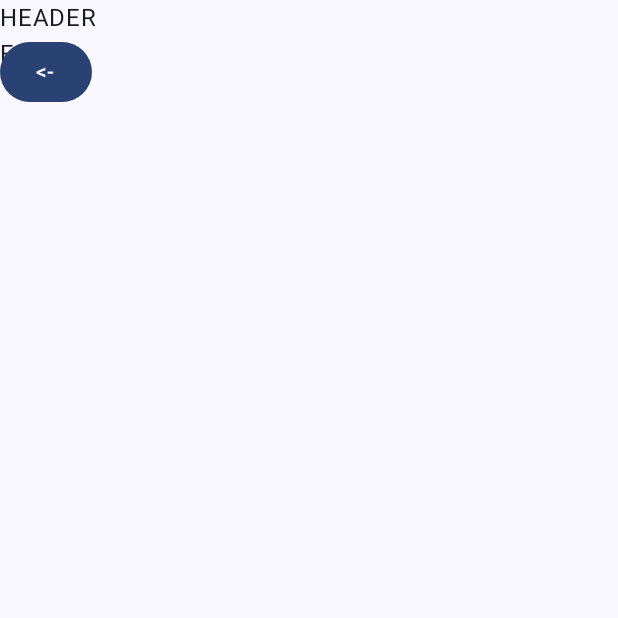
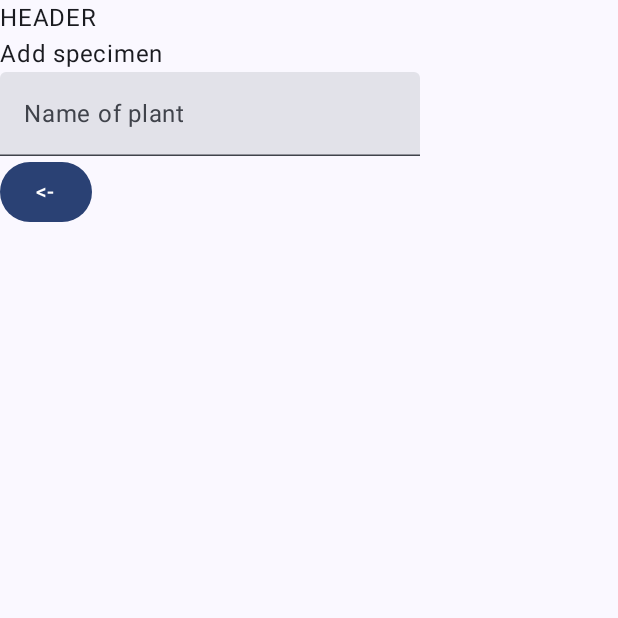
Before and after one commit to Pokrzw/Plant-Tracker, an Android app built with Jetpack Compose: the Form screen opened through its navigation route, on a phone screen of 412 x 824 dp, the top half of it. Run offline under Robolectric (Android 15) with nearby library versions, the phone set to English and light mode, and no system bars.

Commit message:
zaczeto robic layout dla form

```diff
--- /dev/null
+++ b/frontend/app/src/main/java/com/example/planttrackerapp/data/FormData.kt
@@ -0,0 +1,5 @@
+package com.example.planttrackerapp.data
+
+class FormData {
+
+}
--- a/frontend/app/src/main/java/com/example/planttrackerapp/ui/PlantForm.kt
+++ b/frontend/app/src/main/java/com/example/planttrackerapp/ui/PlantForm.kt
@@ -1,18 +1,40 @@
 package com.example.planttrackerapp.ui
 
+import androidx.compose.foundation.layout.Column
 import androidx.compose.material3.Button
 import androidx.compose.material3.Text
+import androidx.compose.material3.TextField
 import androidx.compose.runtime.Composable
+import androidx.compose.runtime.getValue
+import androidx.compose.runtime.mutableStateOf
+import androidx.compose.runtime.remember
+import androidx.compose.runtime.setValue
 import androidx.compose.ui.Modifier
+import androidx.compose.ui.tooling.preview.Preview
+import androidx.navigation.NavHostController
+import com.example.planttrackerapp.PlantApp
+import com.example.planttrackerapp.PlantAppScreen
+import com.example.planttrackerapp.ui.components.DropDownDemo
+import com.example.planttrackerapp.ui.theme.PlantTrackerAppTheme
 
 @Composable
 fun PlantForm(
     onGoBack: () -> Unit = {},
+    isEdit: Boolean = false,
     modifier: Modifier = Modifier
 ){
+   Column {
+       if (isEdit){
            Text(
-        text = "Form"
+               text = "Edit specimen"
            )
+       } else{
+           Text(
+               text = "Add specimen"
+           )
+       }
+
+       FormBody(modifier)
        Button(
            onClick = {
                onGoBack()
@@ -23,3 +45,25 @@ fun PlantForm(
            )
        }
    }
+}
+
+@Composable
+fun FormBody(modifier: Modifier){
+    var plantName by remember { mutableStateOf("") }
+    Column {
+        TextField(
+            value = plantName,
+            onValueChange = {plantName = it},
+            label = {Text("Name of plant")}
+        )
+
+        DropDownDemo()
+
+    }
+}
+
+@Preview(showBackground = true)
+@Composable
+fun FormPreview(modifier: Modifier = Modifier) {
+    PlantForm()
+}
--- /dev/null
+++ b/frontend/app/src/main/java/com/example/planttrackerapp/ui/components/DropdownMenu.kt
@@ -0,0 +1,23 @@
+package com.example.planttrackerapp.ui.components
+
+import androidx.compose.foundation.Image
+import androidx.compose.foundation.layout.Arrangement
+import androidx.compose.foundation.layout.Column
+import androidx.compose.foundation.layout.Row
+import androidx.compose.foundation.layout.fillMaxSize
+import androidx.compose.material3.Text
+import androidx.compose.runtime.Composable
+import androidx.compose.runtime.getValue
+import androidx.compose.runtime.mutableStateOf
+import androidx.compose.runtime.remember
+import androidx.compose.runtime.setValue
+import androidx.compose.ui.Alignment
+import androidx.compose.ui.Modifier
+import androidx.compose.ui.res.painterResource
+import com.example.planttrackerapp.R
+
+
+@Composable
+fun DropDownDemo() {
+
+}
```
Lines whose indentation alone changed are shown as unchanged.
